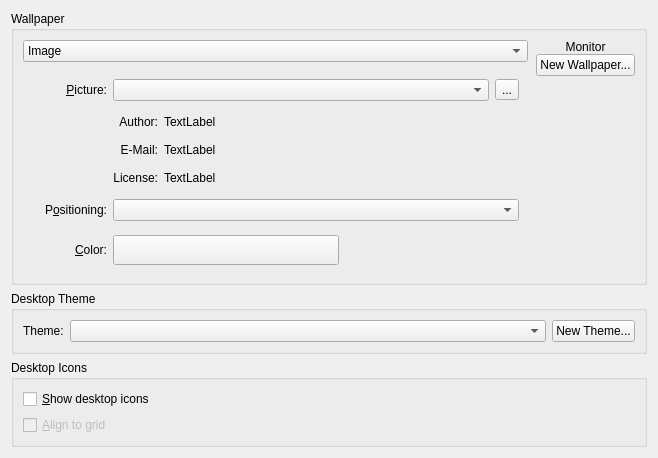
The window that plasma/containments/desktop/BackgroundDialog.ui (mgottschlag/kwin-tiling) describes before a commit, drawn with Qt 5.
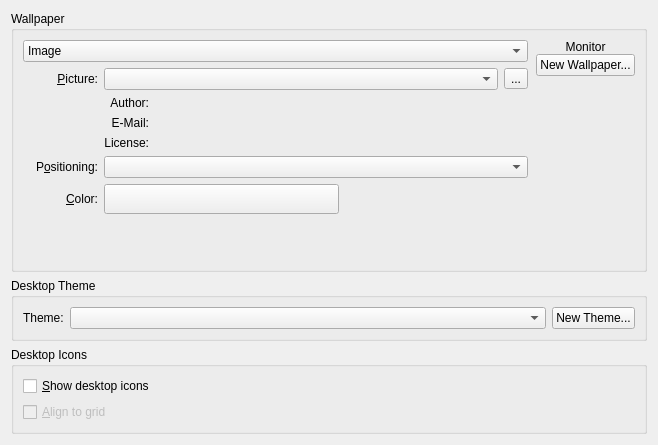
The same window after the commit. Custom widgets are drawn as their Qt base class.

Commit message: Fixes: Make the UI not jump its combobox when you change the item in that combobox. Details: If you would switch from an image that has metadata to one that does not, the labels were hidden making the whole layout jump.  I tried different solutions, but the jumping was pretty disruptive, so just clear the label value instead.

What changed in the file:
```diff
--- a/plasma/containments/desktop/BackgroundDialog.ui
+++ b/plasma/containments/desktop/BackgroundDialog.ui
@@ -5,8 +5,8 @@
    <rect>
     <x>0</x>
     <y>0</y>
-    <width>645</width>
-    <height>458</height>
+    <width>654</width>
+    <height>445</height>
    </rect>
   </property>
   <property name="sizePolicy" >
@@ -88,7 +88,27 @@
            <number>0</number>
           </property>
           <widget class="QWidget" name="page" >
+           <property name="geometry" >
+            <rect>
+             <x>0</x>
+             <y>0</y>
+             <width>490</width>
+             <height>179</height>
+            </rect>
+           </property>
            <layout class="QGridLayout" >
+            <property name="leftMargin" >
+             <number>0</number>
+            </property>
+            <property name="topMargin" >
+             <number>6</number>
+            </property>
+            <property name="rightMargin" >
+             <number>0</number>
+            </property>
+            <property name="bottomMargin" >
+             <number>0</number>
+            </property>
             <item row="0" column="0" >
              <widget class="QLabel" name="label" >
               <property name="minimumSize" >
@@ -151,7 +171,7 @@
                </sizepolicy>
               </property>
               <property name="text" >
-               <string>TextLabel</string>
+               <string/>
               </property>
              </widget>
             </item>
@@ -174,7 +194,7 @@
                </sizepolicy>
               </property>
               <property name="text" >
-               <string>TextLabel</string>
+               <string/>
               </property>
              </widget>
             </item>
@@ -197,7 +217,7 @@
                </sizepolicy>
               </property>
               <property name="text" >
-               <string>TextLabel</string>
+               <string/>
               </property>
               <property name="alignment" >
                <set>Qt::AlignLeading|Qt::AlignLeft|Qt::AlignTop</set>
@@ -289,6 +309,19 @@
               </property>
              </spacer>
             </item>
+            <item row="6" column="0" colspan="2" >
+             <spacer name="verticalSpacer_2" >
+              <property name="orientation" >
+               <enum>Qt::Vertical</enum>
+              </property>
+              <property name="sizeHint" stdset="0" >
+               <size>
+                <width>1</width>
+                <height>1</height>
+               </size>
+              </property>
+             </spacer>
+            </item>
            </layout>
           </widget>
           <widget class="QWidget" name="page_3" >
```
Left out of the diff: 34 changed lines with no effect on the pictures. The commit also changes 1 other file.
